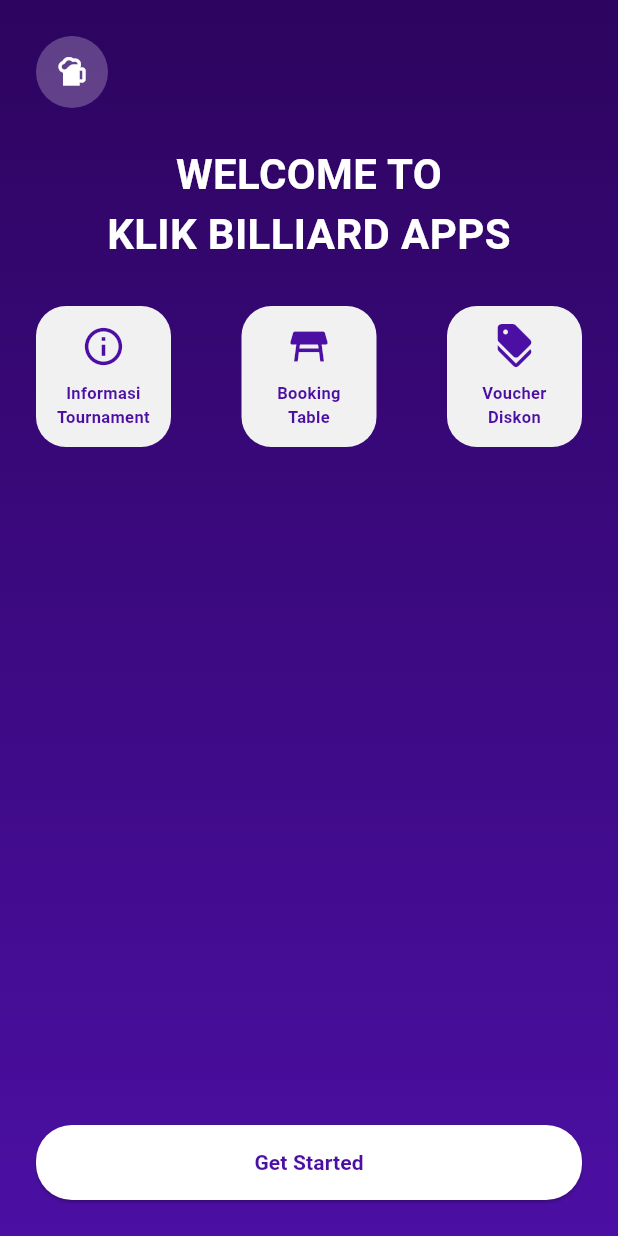
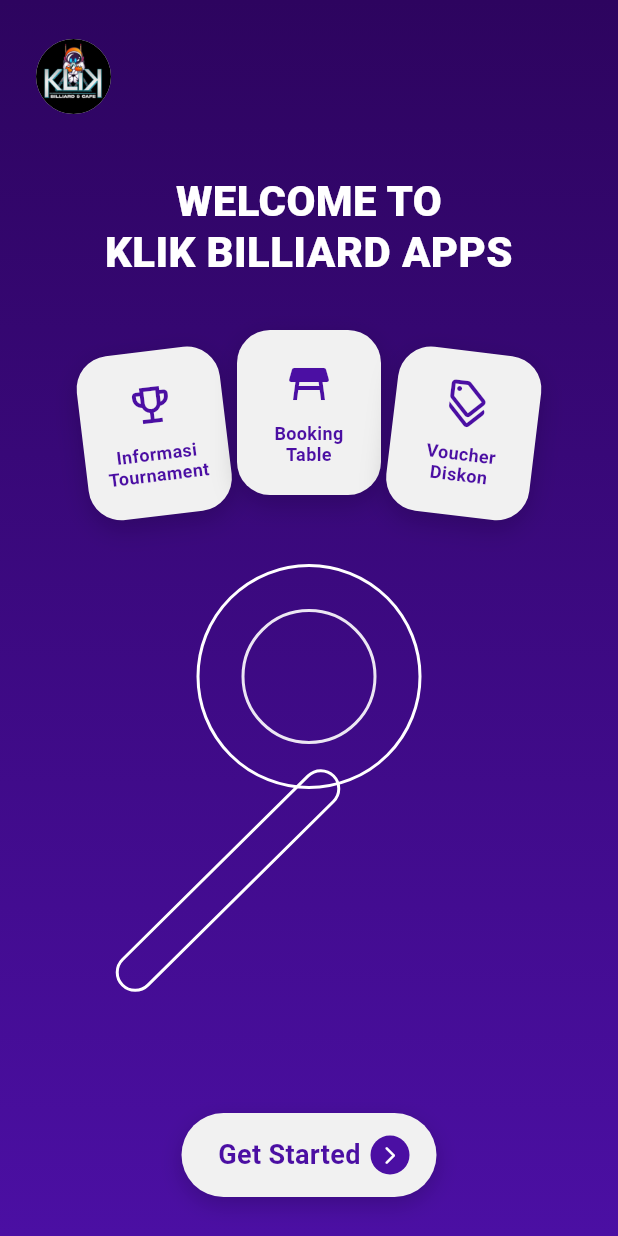
Before and after one commit to arhan321/klik_billiard, a Flutter app: the screen it shows after launch, on a phone screen of 412 x 824 dp. Run offline on Flutter 3.47's test engine with Material 3 defaults, Android fonts, the phone set to English and light mode, and no system bars.

Commit message:
login berubah dart

```diff
--- a/lib/modules/auth/welcome_view.dart
+++ b/lib/modules/auth/welcome_view.dart
@@ -1,34 +1,167 @@
 import 'package:flutter/material.dart';
 import '../../core/app_colors.dart';
 import '../../routes/app_routes.dart';
-import '../../shared/widgets/custom_button.dart';
+// import '../../shared/widgets/custom_button.dart';
 import '../../shared/widgets/page_container.dart';
 
 class WelcomeView extends StatelessWidget {
   const WelcomeView({super.key});
 
-  Widget featureCard(IconData icon, String text) {
-    return Container(
-      width: 90,
-      padding: const EdgeInsets.all(12),
+  Widget featureCard({
+    required IconData icon,
+    required String text,
+    double angle = 0,
+    EdgeInsets margin = EdgeInsets.zero,
+  }) {
+    return Transform.rotate(
+      angle: angle,
+      child: Container(
+        width: 96,
+        height: 110,
+        margin: margin,
+        padding: const EdgeInsets.symmetric(horizontal: 10, vertical: 12),
         decoration: BoxDecoration(
           color: AppColors.softWhite,
-        borderRadius: BorderRadius.circular(20),
+          borderRadius: BorderRadius.circular(22),
+          boxShadow: [
+            BoxShadow(
+              color: Colors.black.withOpacity(0.18),
+              blurRadius: 14,
+              offset: const Offset(0, 6),
+            ),
+          ],
         ),
         child: Column(
+          mainAxisAlignment: MainAxisAlignment.center,
           children: [
-          Icon(icon, color: AppColors.primary, size: 30),
-          const SizedBox(height: 8),
+            Icon(icon, color: AppColors.primary, size: 32),
+            const SizedBox(height: 10),
             Text(
               text,
               textAlign: TextAlign.center,
               style: const TextStyle(
                 color: AppColors.primary,
-              fontSize: 11,
-              fontWeight: FontWeight.w600,
+                fontSize: 12,
+                fontWeight: FontWeight.w700,
+                height: 1.2,
               ),
             ),
           ],
+        ),
+      ),
+    );
+  }
+
+  Widget cueDecoration() {
+    return SizedBox(
+      width: double.infinity,
+      height: 240,
+      child: Stack(
+        alignment: Alignment.center,
+        children: [
+          Positioned(
+            top: 8,
+            child: Container(
+              width: 150,
+              height: 150,
+              decoration: BoxDecoration(
+                shape: BoxShape.circle,
+                border: Border.all(color: Colors.white, width: 2),
+              ),
+            ),
+          ),
+          Positioned(
+            top: 38,
+            child: Container(
+              width: 90,
+              height: 90,
+              decoration: BoxDecoration(
+                shape: BoxShape.circle,
+                border: Border.all(
+                  color: Colors.white.withOpacity(0.9),
+                  width: 2,
+                ),
+              ),
+            ),
+          ),
+          Positioned(
+            left: 28,
+            bottom: 8,
+            child: Transform.rotate(
+              angle: -0.78,
+              child: Container(
+                width: 200,
+                height: 26,
+                decoration: BoxDecoration(
+                  border: Border.all(color: Colors.white, width: 2),
+                  borderRadius: BorderRadius.circular(20),
+                ),
+              ),
+            ),
+          ),
+        ],
+      ),
+    );
+  }
+
+  Widget customBottomButton(BuildContext context) {
+    return Align(
+      alignment: Alignment.bottomCenter,
+      child: Container(
+        width: 170,
+        height: 56,
+        decoration: BoxDecoration(
+          color: AppColors.softWhite,
+          borderRadius: BorderRadius.circular(28),
+          boxShadow: [
+            BoxShadow(
+              color: Colors.black.withOpacity(0.18),
+              blurRadius: 12,
+              offset: const Offset(0, 5),
+            ),
+          ],
+        ),
+        child: Material(
+          color: Colors.transparent,
+          child: InkWell(
+            borderRadius: BorderRadius.circular(28),
+            onTap: () {
+              Navigator.pushNamed(context, AppRoutes.login);
+            },
+            child: Padding(
+              padding: const EdgeInsets.symmetric(horizontal: 18),
+              child: Row(
+                mainAxisAlignment: MainAxisAlignment.center,
+                children: [
+                  const Expanded(
+                    child: Text(
+                      'Get Started',
+                      textAlign: TextAlign.center,
+                      style: TextStyle(
+                        color: AppColors.primary,
+                        fontWeight: FontWeight.bold,
+                        fontSize: 18,
+                      ),
+                    ),
+                  ),
+                  Container(
+                    width: 26,
+                    height: 26,
+                    decoration: BoxDecoration(
+                      color: AppColors.primary,
+                      borderRadius: BorderRadius.circular(20),
+                    ),
+                    child: const Icon(
+                      Icons.arrow_forward_ios_rounded,
+                      size: 14,
+                      color: Colors.white,
+                    ),
+                  ),
+                ],
+              ),
+            ),
+          ),
+        ),
       ),
     );
   }
@@ -38,42 +171,70 @@
     return Scaffold(
       body: PageContainer(
         child: Padding(
-          padding: const EdgeInsets.all(24),
+          padding: const EdgeInsets.symmetric(horizontal: 24, vertical: 18),
           child: Column(
+            crossAxisAlignment: CrossAxisAlignment.start,
             children: [
-              const Align(
-                alignment: Alignment.topLeft,
-                child: CircleAvatar(
-                  radius: 24,
-                  backgroundColor: Colors.white24,
-                  child: Icon(Icons.sports_bar, color: Colors.white),
+              const SizedBox(height: 8),
+              const CircleAvatar(
+                radius: 25,
+                backgroundColor: Colors.white,
+                backgroundImage: AssetImage('assets/images/logo.png'),
               ),
-              ),
-              const SizedBox(height: 24),
-              const Text(
+              const SizedBox(height: 42),
+
+              const Center(
+                child: Text(
                   'WELCOME TO\nKLIK BILLIARD APPS',
                   textAlign: TextAlign.center,
                   style: TextStyle(
                     fontSize: 28,
-                  fontWeight: FontWeight.bold,
+                    fontWeight: FontWeight.w900,
                     color: AppColors.white,
+                    height: 1.2,
                   ),
                 ),
-              const SizedBox(height: 28),
+              ),
+
+              const SizedBox(height: 34),
+
               Row(
-                mainAxisAlignment: MainAxisAlignment.spaceBetween,
+                mainAxisAlignment: MainAxisAlignment.center,
+                crossAxisAlignment: CrossAxisAlignment.start,
                 children: [
-                  featureCard(Icons.info_outline, 'Informasi\nTournament'),
-                  featureCard(Icons.table_restaurant, 'Booking\nTable'),
-                  featureCard(Icons.discount, 'Voucher\nDiskon'),
+                  featureCard(
+                    icon: Icons.emoji_events_outlined,
+                    text: 'Informasi\nTournament',
+                    angle: -0.12,
+                    margin: const EdgeInsets.only(top: 14),
+                  ),
+                  const SizedBox(width: 8),
+                  featureCard(
+                    icon: Icons.table_restaurant,
+                    text: 'Booking\nTable',
+                    angle: 0,
+                  ),
+                  const SizedBox(width: 8),
+                  featureCard(
+                    icon: Icons.discount_outlined,
+                    text: 'Voucher\nDiskon',
+                    angle: 0.12,
+                    margin: const EdgeInsets.only(top: 14),
+                  ),
                 ],
               ),
+
+              const SizedBox(height: 24),
+
+              Expanded(
+                child: Column(
+                  children: [
+                    cueDecoration(),
                     const Spacer(),
-              CustomButton(
-                text: 'Get Started',
-                onPressed: () {
-                  Navigator.pushNamed(context, AppRoutes.login);
-                },
+                    customBottomButton(context),
+                    const SizedBox(height: 8),
+                  ],
+                ),
               ),
             ],
           ),
```
Also changed, not shown: pubspec.yaml (+3 -68 lines), assets/images/5ce414b25d930be2a1538b583388fa225291992b.jpg (deleted), assets/images/foto_biliard.jpg (renamed from assets/images/4db09f8dbcf8acd54d5358859bfe9d5dd88d3713 (1).jpg), assets/images/fungame.jpg (renamed from assets/images/045bc2f0338606802162e4f674e52b4ce8e684b9.jpg), assets/images/logo.png (added). Lines whose indentation alone changed are shown as unchanged.
